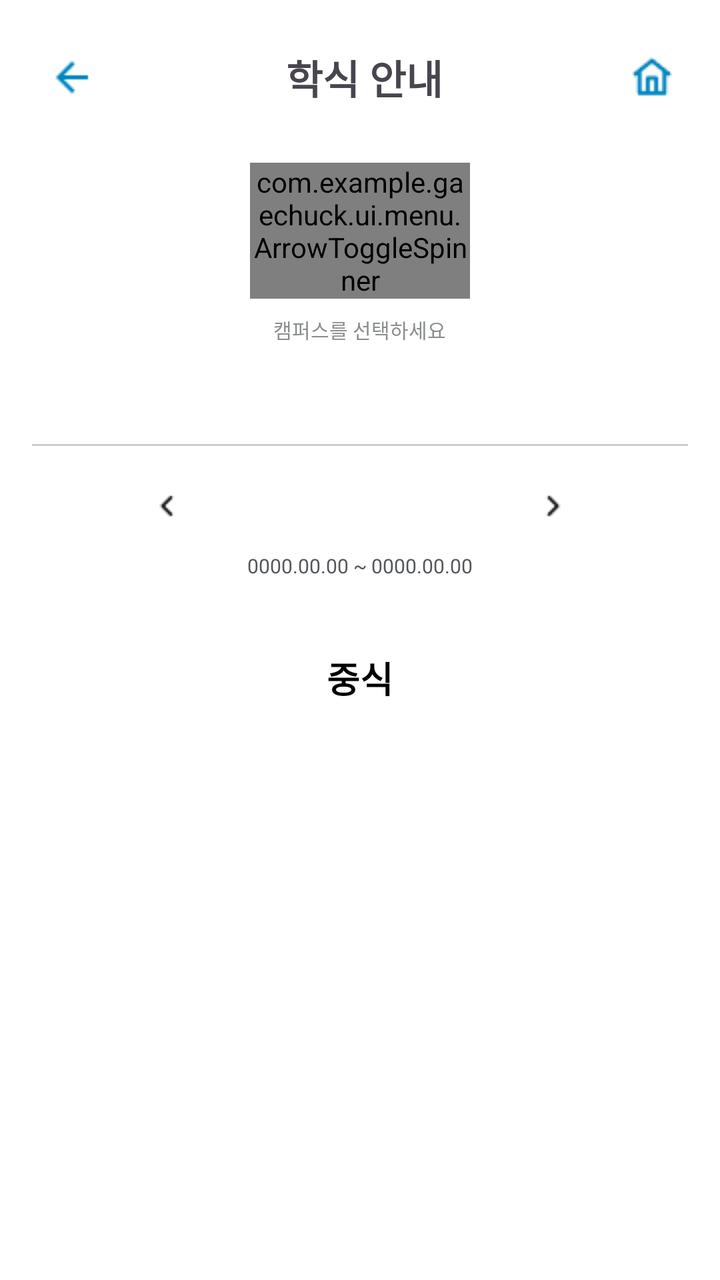
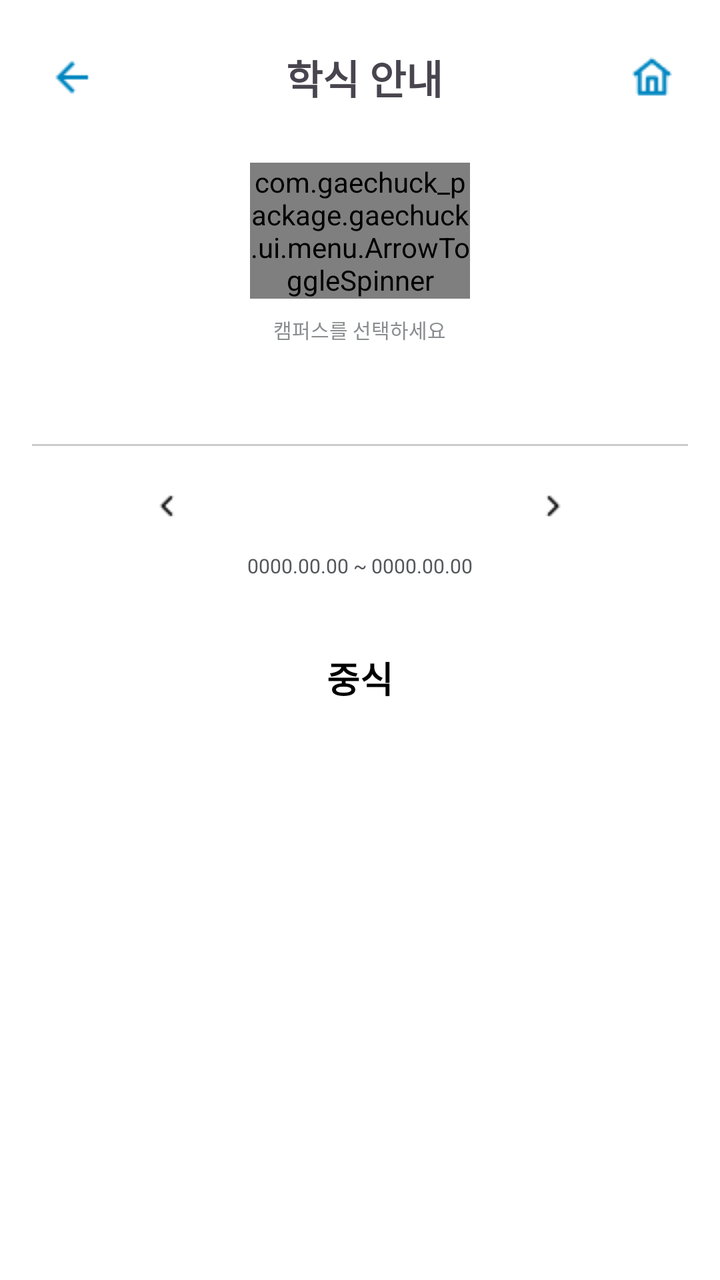

Compare the two renders of this Android layout. The source of the first and the diff that turns it into the second are given below.
<!-- AndroidManifest.xml: application theme Theme.Gaechuck -->
<!-- res/layout/activity_cafeteria_menu.xml -->
<LinearLayout xmlns:android="http://schemas.android.com/apk/res/android"
    android:layout_width="match_parent"
    android:layout_height="match_parent"
    android:orientation="vertical"
    android:padding="16dp"
    android:background="@color/white">

    
    <LinearLayout
        android:layout_width="match_parent"
        android:layout_height="wrap_content"
        android:orientation="horizontal"
        android:gravity="center_vertical"
        android:paddingBottom="8dp">

        <ImageView
            android:id="@+id/backBtn"
            android:layout_width="wrap_content"
            android:layout_height="wrap_content"
            android:src="@drawable/back_btn"
            android:padding="8dp"/>

        <TextView
            android:id="@+id/noticeTitle"
            android:layout_width="0dp"
            android:layout_height="wrap_content"
            android:layout_weight="1"
            android:text="학식 안내"
            android:textSize="20sp"
            android:textStyle="bold"
            android:gravity="center"
            android:padding="8dp"
            android:fontFamily="@font/pretendard_bold"/>

        <ImageView
            android:id="@+id/homeBtn"
            android:layout_width="wrap_content"
            android:layout_height="wrap_content"
            android:src="@drawable/home_btn"
            android:padding="8dp" />
    </LinearLayout>

    
    <LinearLayout
        android:layout_width="match_parent"
        android:layout_height="wrap_content"
        android:orientation="vertical">

        <com.example.gaechuck.ui.menu.ArrowToggleSpinner
            android:id="@+id/campusSpinner"
            android:layout_width="110dp"
            android:layout_height="wrap_content"
            android:layout_gravity="center"
            android:layout_marginTop="12dp"
            android:layout_marginBottom="8dp"
            android:background="@drawable/spinner_background_selector"
            android:popupBackground="@drawable/style_popup"
            android:gravity="center"
            android:popupElevation="1dp"
            android:spinnerMode="dropdown"
            android:overlapAnchor="false"
            android:focusable="false"
            android:focusableInTouchMode="false"/>

        <TextView
            android:layout_width="wrap_content"
            android:layout_height="wrap_content"
            android:text="캠퍼스를 선택하세요"
            android:textSize="10sp"
            android:textColor="@color/tab_colors"
            android:layout_gravity="center"
            android:fontFamily="@font/pretendard_bold"/>

    </LinearLayout>

    <View
        android:layout_width="match_parent"
        android:layout_height="1dp"
        android:background="#CCCCCC"
        android:layout_marginTop="50dp"
        android:layout_marginBottom="12dp"/>

    
    <LinearLayout
        android:layout_width="match_parent"
        android:layout_height="wrap_content"
        android:orientation="horizontal"
        android:gravity="center"
        android:paddingHorizontal="50dp">

        <ImageView
            android:id="@+id/leftArrow"
            android:layout_width="wrap_content"
            android:layout_height="wrap_content"
            android:src="@drawable/left_btn"
            android:padding="12dp"
            android:layout_marginEnd="8dp"
            android:clickable="true"
            android:focusable="true"/>

        <HorizontalScrollView
            android:id="@+id/restaurantScrollView"
            android:layout_width="0dp"
            android:layout_height="wrap_content"
            android:layout_weight="1"
            android:clipToPadding="false"
            android:paddingStart="8dp"
            android:paddingEnd="8dp">

            <LinearLayout
                android:id="@+id/restaurantLayout"
                android:layout_width="wrap_content"
                android:layout_height="wrap_content"
                android:gravity="center"
                android:layout_gravity="center"
                android:orientation="horizontal" />

        </HorizontalScrollView>

        <ImageView
            android:id="@+id/rightArrow"
            android:layout_width="wrap_content"
            android:layout_height="wrap_content"
            android:src="@drawable/right_btn"
            android:padding="12dp"
            android:layout_marginStart="8dp"
            android:clickable="true"
            android:focusable="true"/>

    </LinearLayout>


    <TextView
        android:id="@+id/oneWeekPeriod"
        android:layout_width="match_parent"
        android:layout_height="wrap_content"
        android:gravity="center"
        android:text="0000.00.00 ~ 0000.00.00"
        android:textSize="10sp"
        android:textColor="@color/gnu_grey"
        android:textStyle="normal"
        android:layout_marginTop="5dp"
        android:layout_marginBottom="20dp"
        android:fontFamily="@font/pretendard_regular"/>


    <LinearLayout
        android:layout_width="match_parent"
        android:layout_height="wrap_content"
        android:orientation="horizontal"
        android:paddingHorizontal="4dp"
        android:gravity="center">

        <LinearLayout
            android:id="@+id/dayButtonContainer"
            android:layout_width="match_parent"
            android:layout_height="wrap_content"
            android:orientation="horizontal"
            android:padding="8dp"/>

    </LinearLayout>

    <TextView
        android:id="@+id/subTitle"
        android:layout_width="match_parent"
        android:layout_height="wrap_content"
        android:gravity="center"
        android:text="중식"
        android:textSize="18sp"
        android:textStyle="bold"
        android:textColor="@android:color/black"
        android:fontFamily="@font/pretendard_bold"/>

    <androidx.recyclerview.widget.RecyclerView
        android:id="@+id/menuGridRecyclerView"
        android:layout_width="match_parent"
        android:layout_height="wrap_content"
        android:layout_marginTop="8dp"
        android:numColumns="2"/>
</LinearLayout>
<!-- resources referenced by this layout -->
<resources>
  <color name="gnu_grey">#53565A</color>
  <color name="white">#FFFFFFFF</color>
  <!-- drawable back_btn: png bitmap (drawable, 264 bytes) -->
  <!-- drawable home_btn: png bitmap (drawable, 465 bytes) -->
  <!-- drawable left_btn: png bitmap (drawable, 204 bytes) -->
  <!-- drawable right_btn: png bitmap (drawable, 216 bytes) -->
  <!-- drawable spinner_background_selector (drawable) -->
  <?xml version="1.0" encoding="utf-8"?>
  <selector xmlns:android="http://schemas.android.com/apk/res/android">
      <item
          android:state_pressed="true"
          android:drawable="@drawable/spinner_bg_arrow_up" />
  
      <item
          android:drawable="@drawable/spinner_bg_arrow_down" />
  </selector>
  <!-- drawable style_popup (drawable) -->
  <?xml version="1.0" encoding="utf-8"?>
  <shape xmlns:android="http://schemas.android.com/apk/res/android">
      <corners android:radius="5dp"/>
      <solid android:color="@color/white"/>
      <stroke android:color="@color/light_grey" android:width="1dp"/>
  </shape>
  <style name="Theme.Gaechuck" parent="Theme.Material3.DayNight.NoActionBar">
          <item name="android:color">@color/gnu_blue</item>
          <item name="colorSurface">@color/white</item>
          <item name="statusBarBackground">@color/white</item>
      </style>
  <!-- drawable spinner_bg_arrow_up (drawable) -->
  <?xml version="1.0" encoding="utf-8"?>
  <layer-list xmlns:android="http://schemas.android.com/apk/res/android">
      <item
          android:gravity="end|center_vertical">
          <inset
              android:insetRight="0dp"
              android:insetTop="0dp"
              android:insetBottom="0dp"
              android:insetLeft="0dp">
              <bitmap
                  android:src="@drawable/spinner_arrow_up"
                  android:gravity="center" />
          </inset>
      </item>
  </layer-list>
  <!-- drawable spinner_bg_arrow_down (drawable) -->
  <?xml version="1.0" encoding="utf-8"?>
  <layer-list xmlns:android="http://schemas.android.com/apk/res/android">
      <item
          android:gravity="end|center_vertical">
          <inset
              android:insetRight="0dp"
              android:insetTop="0dp"
              android:insetBottom="0dp"
              android:insetLeft="0dp">
              <bitmap
                  android:src="@drawable/spinner_arrow_down"
                  android:gravity="center" />
          </inset>
  </item>
      </layer-list>
  <color name="light_grey">#E9E9EA</color>
  <color name="gnu_blue">#FF0086C0</color>
  <!-- drawable spinner_arrow_up: png bitmap (drawable, 256 bytes) -->
  <!-- drawable spinner_arrow_down: png bitmap (drawable, 269 bytes) -->
</resources>

<!-- the commit's change to res/layout/activity_cafeteria_menu.xml (unified diff, before → after) -->
@@ -46,7 +46,7 @@
         android:layout_height="wrap_content"
         android:orientation="vertical">
 
-        <com.example.gaechuck.ui.menu.ArrowToggleSpinner
+        <com.gaechuck_package.gaechuck.ui.menu.ArrowToggleSpinner
             android:id="@+id/campusSpinner"
             android:layout_width="110dp"
             android:layout_height="wrap_content"
